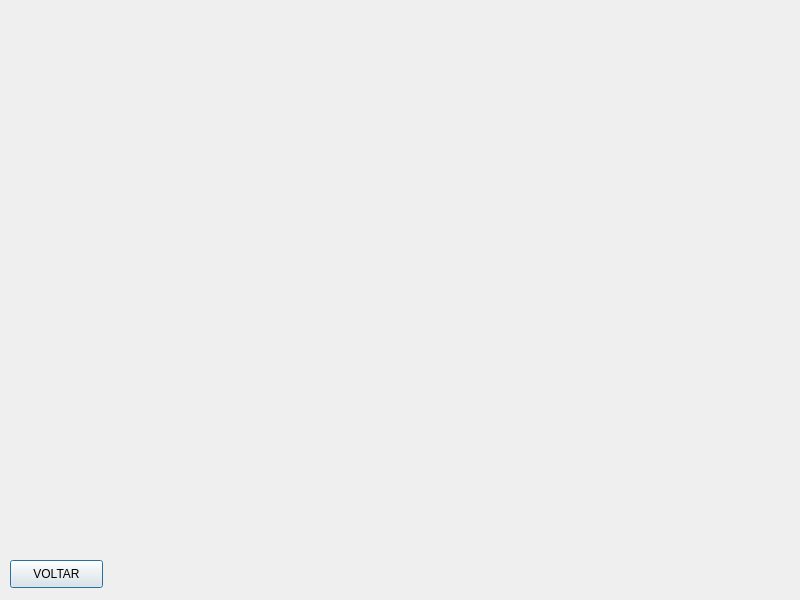
Old version of the form TELA_ESTATISTICA.ui in the repository Josmateussilva0110/PROJETO_POO.
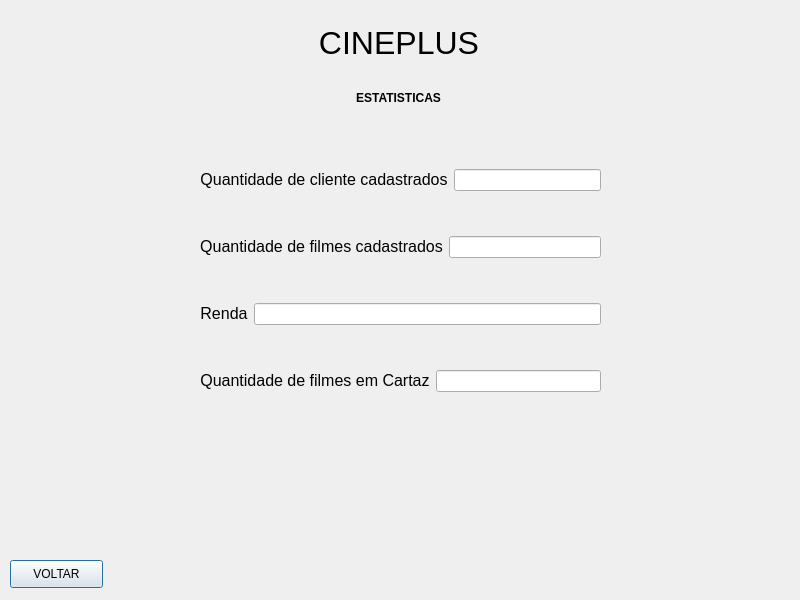
New version of the form.

Commit message: Tela estatistica quase toda funcional

```diff
--- a/TELA_ESTATISTICA.ui
+++ b/TELA_ESTATISTICA.ui
@@ -44,6 +44,116 @@
     <string>VOLTAR</string>
    </property>
   </widget>
+  <widget class="QLabel" name="label_5">
+   <property name="geometry">
+    <rect>
+     <x>310</x>
+     <y>20</y>
+     <width>178</width>
+     <height>48</height>
+    </rect>
+   </property>
+   <property name="text">
+    <string>&lt;html&gt;&lt;head/&gt;&lt;body&gt;&lt;p align=&quot;center&quot;&gt;&lt;span style=&quot; font-size:24pt;&quot;&gt;CINEPLUS&lt;/span&gt;&lt;/p&gt;&lt;/body&gt;&lt;/html&gt;</string>
+   </property>
+  </widget>
+  <widget class="QLabel" name="label_6">
+   <property name="geometry">
+    <rect>
+     <x>340</x>
+     <y>90</y>
+     <width>117</width>
+     <height>16</height>
+    </rect>
+   </property>
+   <property name="text">
+    <string>&lt;html&gt;&lt;head/&gt;&lt;body&gt;&lt;p align=&quot;center&quot;&gt;&lt;span style=&quot; font-weight:600;&quot;&gt;ESTATISTICAS&lt;/span&gt;&lt;/p&gt;&lt;/body&gt;&lt;/html&gt;</string>
+   </property>
+  </widget>
+  <widget class="QWidget" name="">
+   <property name="geometry">
+    <rect>
+     <x>200</x>
+     <y>130</y>
+     <width>401</width>
+     <height>301</height>
+    </rect>
+   </property>
+   <layout class="QVBoxLayout" name="verticalLayout">
+    <item>
+     <layout class="QHBoxLayout" name="horizontalLayout">
+      <item>
+       <widget class="QLabel" name="label">
+        <property name="text">
+         <string>&lt;html&gt;&lt;head/&gt;&lt;body&gt;&lt;p align=&quot;center&quot;&gt;&lt;span style=&quot; font-size:12pt;&quot;&gt;Quantidade de cliente cadastrados&lt;/span&gt;&lt;/p&gt;&lt;/body&gt;&lt;/html&gt;</string>
+        </property>
+       </widget>
+      </item>
+      <item>
+       <widget class="QLineEdit" name="lineEdit">
+        <property name="readOnly">
+         <bool>true</bool>
+        </property>
+       </widget>
+      </item>
+     </layout>
+    </item>
+    <item>
+     <layout class="QHBoxLayout" name="horizontalLayout_4">
+      <item>
+       <widget class="QLabel" name="label_4">
+        <property name="text">
+         <string>&lt;html&gt;&lt;head/&gt;&lt;body&gt;&lt;p align=&quot;center&quot;&gt;&lt;span style=&quot; font-size:12pt;&quot;&gt;Quantidade de filmes cadastrados&lt;/span&gt;&lt;/p&gt;&lt;/body&gt;&lt;/html&gt;</string>
+        </property>
+       </widget>
+      </item>
+      <item>
+       <widget class="QLineEdit" name="lineEdit_4">
+        <property name="readOnly">
+         <bool>true</bool>
+        </property>
+       </widget>
+      </item>
+     </layout>
+    </item>
+    <item>
+     <layout class="QHBoxLayout" name="horizontalLayout_3">
+      <item>
+       <widget class="QLabel" name="label_3">
+        <property name="text">
+         <string>&lt;html&gt;&lt;head/&gt;&lt;body&gt;&lt;p align=&quot;center&quot;&gt;&lt;span style=&quot; font-size:12pt;&quot;&gt;Renda&lt;/span&gt;&lt;/p&gt;&lt;/body&gt;&lt;/html&gt;</string>
+        </property>
+       </widget>
+      </item>
+      <item>
+       <widget class="QLineEdit" name="lineEdit_3">
+        <property name="readOnly">
+         <bool>true</bool>
+        </property>
+       </widget>
+      </item>
+     </layout>
+    </item>
+    <item>
+     <layout class="QHBoxLayout" name="horizontalLayout_2">
+      <item>
+       <widget class="QLabel" name="label_2">
+        <property name="text">
+         <string>&lt;html&gt;&lt;head/&gt;&lt;body&gt;&lt;p align=&quot;center&quot;&gt;&lt;span style=&quot; font-size:12pt;&quot;&gt;Quantidade de filmes em Cartaz&lt;/span&gt;&lt;/p&gt;&lt;/body&gt;&lt;/html&gt;</string>
+        </property>
+       </widget>
+      </item>
+      <item>
+       <widget class="QLineEdit" name="lineEdit_2">
+        <property name="readOnly">
+         <bool>true</bool>
+        </property>
+       </widget>
+      </item>
+     </layout>
+    </item>
+   </layout>
+  </widget>
  </widget>
  <resources/>
  <connections/>
```
The commit also changes 31 other files.
